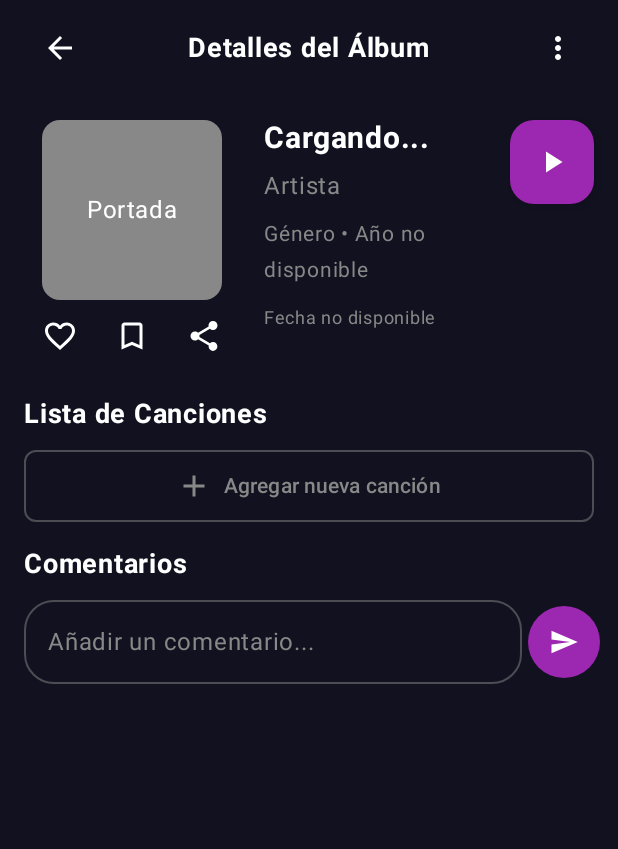
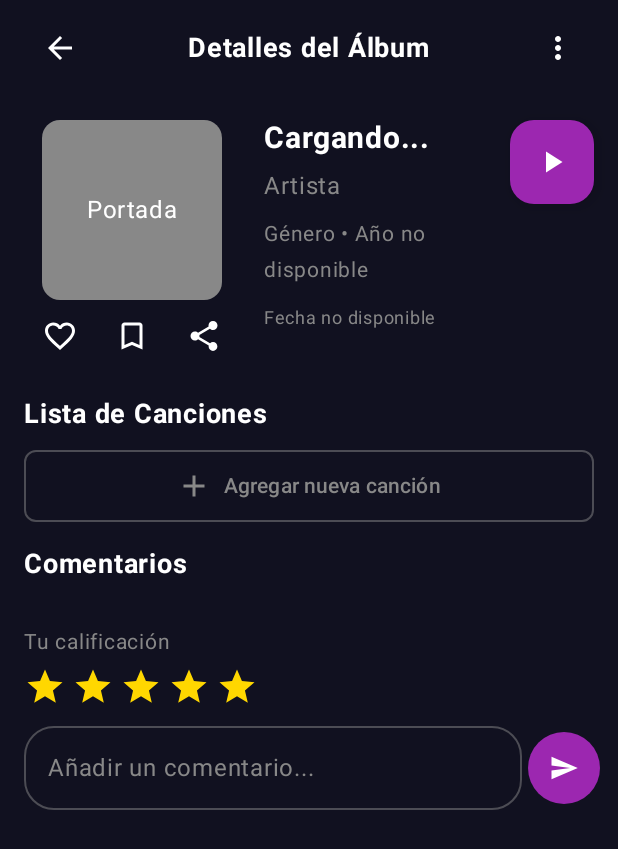
Before and after one commit to apohies/vynilapp-misw4203, an Android app built with Jetpack Compose: the composable AlbumDetailContent shown on its own in the app's theme, on a phone screen of 412 x 824 dp. Shown: the top 849 px of the screen. Run offline under Robolectric (Android 15) with nearby library versions, the phone set to English and light mode, and no system bars; our stand-ins replace Dagger/Hilt's generated code; pictures from the network do not load.

```diff
--- a/app/build.gradle.kts
+++ b/app/build.gradle.kts
@@ -73,6 +73,7 @@ dependencies {
 
     // Hilt para inyección de dependencias
     implementation(libs.hilt.android)
+    implementation(libs.androidx.compose.foundation)
     kapt(libs.hilt.compiler)
     implementation(libs.hilt.navigation.compose)
 
--- a/app/src/main/java/com/uniandes/vynilapp/model/repository/AlbumRepository.kt
+++ b/app/src/main/java/com/uniandes/vynilapp/model/repository/AlbumRepository.kt
@@ -1,6 +1,7 @@
 package com.uniandes.vynilapp.model.repository
 
 import com.uniandes.vynilapp.model.Album
+import com.uniandes.vynilapp.model.dto.AddCommentResponse
 import com.uniandes.vynilapp.model.services.AlbumServiceAdapter
 import javax.inject.Inject
 
@@ -15,4 +16,9 @@ class AlbumRepository @Inject constructor(
     suspend fun getAlbumById(albumId: Int): Result<Album> {
         return albumServiceAdapter.getAlbumById(albumId)
     }
+
+    suspend fun AddCommentToAlbum(albumId: Int , description: String, rating: Int , collectorId: Int): Result<AddCommentResponse> {
+        return albumServiceAdapter.addCommentToAlbum(albumId, description, rating, collectorId)
+
+    }
 }
--- a/app/src/main/java/com/uniandes/vynilapp/utils/ApiConfig.kt
+++ b/app/src/main/java/com/uniandes/vynilapp/utils/ApiConfig.kt
@@ -16,6 +16,8 @@ object ApiConfig {
 
     const val COLLECTORS_ENDPOINT = "collectors"
 
+    const val ADD_COMMENT_ENDPOINT = "albums/{albumId}/comments"
+
     const val CONNECT_TIMEOUT_SECONDS = 30L
     const val READ_TIMEOUT_SECONDS = 30L
     const val WRITE_TIMEOUT_SECONDS = 30L
--- a/app/src/main/java/com/uniandes/vynilapp/views/AlbumDetailActivity.kt
+++ b/app/src/main/java/com/uniandes/vynilapp/views/AlbumDetailActivity.kt
@@ -7,6 +7,7 @@ import androidx.activity.ComponentActivity
 import androidx.activity.compose.setContent
 import androidx.activity.enableEdgeToEdge
 import androidx.compose.foundation.background
+import androidx.compose.foundation.clickable
 import androidx.compose.foundation.layout.*
 import androidx.compose.foundation.lazy.LazyColumn
 import androidx.compose.foundation.shape.CircleShape
@@ -161,7 +162,7 @@ fun AlbumDetailContent(
                 comments = uiState.comments,
                 newCommentText = uiState.newCommentText,
                 onCommentTextChange = { text -> onEvent(AlbumDetailEvent.UpdateCommentText(text)) },
-                onAddComment = { comment -> onEvent(AlbumDetailEvent.AddComment(comment)) }
+                onAddComment = { comment, rating -> onEvent(AlbumDetailEvent.AddComment(comment, rating)) }
             )
         }
 
@@ -436,8 +437,10 @@ fun CommentsSection(
     comments: List<Comment>,
     newCommentText: String,
     onCommentTextChange: (String) -> Unit,
-    onAddComment: (String) -> Unit
+    onAddComment: (String, Int) -> Unit
 ) {
+    var selectedRating by remember { mutableStateOf(5) }
+
     Column {
         Text(
             text = "Comentarios",
@@ -451,7 +454,46 @@ fun CommentsSection(
             CommentItem(comment = comment)
         }
 
-        // Campo para agregar comentario
+        // Sección para agregar comentario
+        Column(
+            modifier = Modifier
+                .fillMaxWidth()
+                .padding(top = 16.dp),
+            verticalArrangement = Arrangement.spacedBy(12.dp)
+        ) {
+            // Selector de estrellas
+            Column {
+                Text(
+                    text = "Tu calificación",
+                    color = Color.Gray,
+                    fontSize = 14.sp,
+                    modifier = Modifier.padding(bottom = 4.dp)
+                )
+                Row(
+                    horizontalArrangement = Arrangement.spacedBy(4.dp)
+                ) {
+                    repeat(5) { index ->
+                        Icon(
+                            imageVector = if (index < selectedRating) {
+                                Icons.Default.Star
+                            } else {
+                                Icons.Default.StarBorder
+                            },
+                            contentDescription = "Star ${index + 1}",
+                            tint = if (index < selectedRating) {
+                                Color(0xFFFFD700)
+                            } else {
+                                Color.Gray
+                            },
+                            modifier = Modifier
+                                .size(28.dp)
+                                .clickable { selectedRating = index + 1 }
+                        )
+                    }
+                }
+            }
+
+            // Campo de texto y botón enviar
             Row(
                 modifier = Modifier.fillMaxWidth(),
                 verticalAlignment = Alignment.CenterVertically
@@ -480,7 +522,7 @@ fun CommentsSection(
                 IconButton(
                     onClick = {
                         if (newCommentText.isNotBlank()) {
-                        onAddComment(newCommentText)
+                            onAddComment(newCommentText, selectedRating)
                         }
                     },
                     modifier = Modifier
@@ -500,7 +542,7 @@ fun CommentsSection(
             }
         }
     }
-
+}
 @Composable
 fun CommentItem(comment: Comment) {
     Box(
--- a/app/src/main/java/com/uniandes/vynilapp/views/states/AlbumDetailUiState.kt
+++ b/app/src/main/java/com/uniandes/vynilapp/views/states/AlbumDetailUiState.kt
@@ -4,7 +4,7 @@ import com.uniandes.vynilapp.model.Album
 import com.uniandes.vynilapp.model.Comment
 import com.uniandes.vynilapp.model.Track
 
-data class AlbumDetailUiState(
+data class  AlbumDetailUiState(
     val isLoading: Boolean = false,
     val album: Album? = null,
     val tracks: List<Track> = emptyList(),
@@ -24,7 +24,7 @@ sealed class AlbumDetailEvent {
     object ToggleLike : AlbumDetailEvent()
     object ToggleSave : AlbumDetailEvent()
     object ShareAlbum : AlbumDetailEvent()
-    data class AddComment(val comment: String) : AlbumDetailEvent()
+    data class AddComment(val comment: String, val rating: Int) : AlbumDetailEvent()
     data class UpdateCommentText(val text: String) : AlbumDetailEvent()
     data class AddTrack(val track: Track) : AlbumDetailEvent()
 }
--- a/gradle/libs.versions.toml
+++ b/gradle/libs.versions.toml
@@ -19,6 +19,7 @@ mockk = "1.14.6"
 coroutinesTest = "1.10.2"
 archCoreTesting = "2.2.0"
 robolectric = "4.11.1"
+foundation = "1.9.4"
 
 [libraries]
 androidx-core-ktx = { group = "androidx.core", name = "core-ktx", version.ref = "coreKtx" }
@@ -50,6 +51,7 @@ mockk = { group = "io.mockk", name = "mockk", version.ref = "mockk" }
 kotlinx-coroutines-test = { group = "org.jetbrains.kotlinx", name = "kotlinx-coroutines-test", version.ref = "coroutinesTest" }
 androidx-arch-core-testing = { group = "androidx.arch.core", name = "core-testing", version.ref = "archCoreTesting" }
 robolectric = { group = "org.robolectric", name = "robolectric", version.ref = "robolectric" }
+androidx-compose-foundation = { group = "androidx.compose.foundation", name = "foundation", version.ref = "foundation" }
 
 [plugins]
 android-application = { id = "com.android.application", version.ref = "agp" }
```
Also changed, not shown: app/src/main/java/com/uniandes/vynilapp/model/dto/AddCommnetDto.kt (added, +43 -0 lines), app/src/main/java/com/uniandes/vynilapp/model/network/ApiService.kt (+9 -0 lines), app/src/main/java/com/uniandes/vynilapp/model/services/AlbumServiceAdapter.kt (+44 -0 lines), app/src/main/java/com/uniandes/vynilapp/viewModels/albums/AlbumDetailViewModel.kt (+44 -13 lines). Lines whose indentation alone changed are shown as unchanged.
